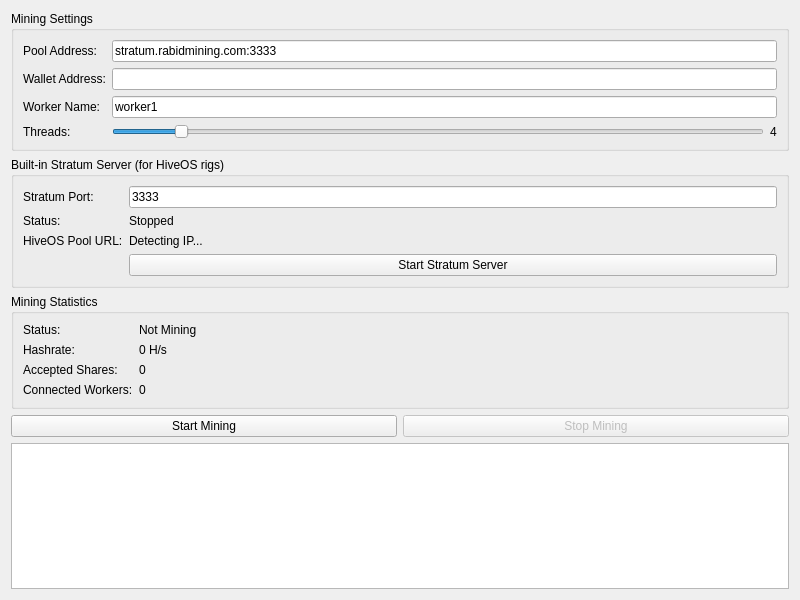
Before: the Qt Designer form src/qt/miningpage.ui in JustAResearcher/rabid-coin-randomx, drawn with Qt 5.
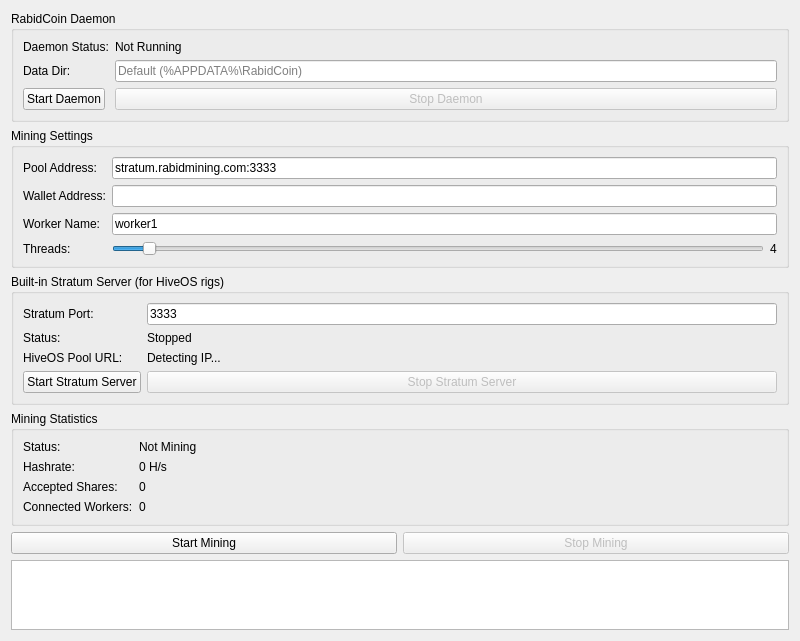
After: the same form once the commit is applied.

Commit message:
Mining tab: add daemon RPC detection, stop buttons, custom datadir, embedded Python stratum support
- Start Daemon checks RPC via rabidcoin-cli before launching rabidcoind
- Detects Qt wallet built-in daemon automatically
- Added Stop Daemon and Stop Stratum buttons
- Added custom datadir field (blank = default appdata)
- Windows uses embedded python/python.exe, Linux uses python3
- Fixed stratum script name to stratum-server.py
- Thread slider max increased to 64
- Coinbase maturity 5 blocks tested and working

```diff
--- a/src/qt/miningpage.ui
+++ b/src/qt/miningpage.ui
@@ -6,6 +6,19 @@
    <rect><x>0</x><y>0</y><width>800</width><height>600</height></rect>
   </property>
   <layout class="QVBoxLayout">
+   <item>
+    <widget class="QGroupBox" name="groupDaemon">
+     <property name="title"><string>RabidCoin Daemon</string></property>
+     <layout class="QFormLayout">
+      <item row="0" column="0"><widget class="QLabel"><property name="text"><string>Daemon Status:</string></property></widget></item>
+      <item row="0" column="1"><widget class="QLabel" name="daemonStatus"><property name="text"><string>Not Running</string></property></widget></item>
+      <item row="1" column="0"><widget class="QLabel"><property name="text"><string>Data Dir:</string></property></widget></item>
+      <item row="1" column="1"><widget class="QLineEdit" name="dataDirEdit"><property name="placeholderText"><string>Default (%APPDATA%\RabidCoin)</string></property></widget></item>
+      <item row="2" column="0"><widget class="QPushButton" name="startDaemonButton"><property name="text"><string>Start Daemon</string></property></widget></item>
+      <item row="2" column="1"><widget class="QPushButton" name="stopDaemonButton"><property name="text"><string>Stop Daemon</string></property><property name="enabled"><bool>false</bool></property></widget></item>
+     </layout>
+    </widget>
+   </item>
    <item>
     <widget class="QGroupBox" name="groupMining">
      <property name="title"><string>Mining Settings</string></property>
@@ -19,7 +32,7 @@
       <item row="3" column="0"><widget class="QLabel"><property name="text"><string>Threads:</string></property></widget></item>
       <item row="3" column="1">
        <layout class="QHBoxLayout">
-        <item><widget class="QSlider" name="threadSlider"><property name="orientation"><enum>Qt::Horizontal</enum></property><property name="minimum"><number>1</number></property><property name="maximum"><number>32</number></property><property name="value"><number>4</number></property></widget></item>
+        <item><widget class="QSlider" name="threadSlider"><property name="orientation"><enum>Qt::Horizontal</enum></property><property name="minimum"><number>1</number></property><property name="maximum"><number>64</number></property><property name="value"><number>4</number></property></widget></item>
         <item><widget class="QLabel" name="threadCount"><property name="text"><string>4</string></property></widget></item>
        </layout>
       </item>
@@ -36,7 +49,8 @@
       <item row="1" column="1"><widget class="QLabel" name="stratumStatus"><property name="text"><string>Stopped</string></property></widget></item>
       <item row="2" column="0"><widget class="QLabel"><property name="text"><string>HiveOS Pool URL:</string></property></widget></item>
       <item row="2" column="1"><widget class="QLabel" name="localIPLabel"><property name="text"><string>Detecting IP...</string></property></widget></item>
-      <item row="3" column="1"><widget class="QPushButton" name="startStratumButton"><property name="text"><string>Start Stratum Server</string></property></widget></item>
+      <item row="3" column="0"><widget class="QPushButton" name="startStratumButton"><property name="text"><string>Start Stratum Server</string></property></widget></item>
+      <item row="3" column="1"><widget class="QPushButton" name="stopStratumButton"><property name="text"><string>Stop Stratum Server</string></property><property name="enabled"><bool>false</bool></property></widget></item>
      </layout>
     </widget>
    </item>
```
The commit also changes 2 other files.
